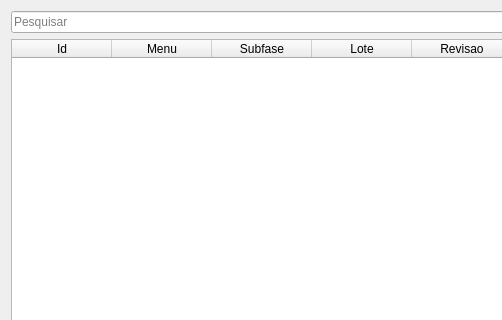
This is uis/mMenuProfiles.ui in dsgoficial/SAP_Gerente as Qt 5 draws it before an edit; both pictures show x 0 to 502 and y 0 to 320 of the 1107 by 462 pixel window. The edited form follows.
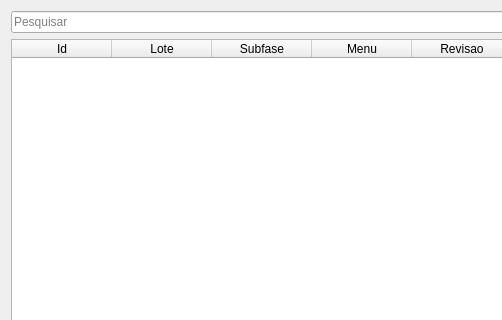
This is the edited form.

Patch:
```diff
--- a/uis/mMenuProfiles.ui
+++ b/uis/mMenuProfiles.ui
@@ -24,21 +24,21 @@
        <string>Id</string>
       </property>
      </column>
-     <column>
-      <property name="text">
-       <string>Menu</string>
-      </property>
-     </column>
-     <column>
-      <property name="text">
-       <string>Subfase</string>
-      </property>
-     </column>
      <column>
       <property name="text">
        <string>Lote</string>
       </property>
      </column>
+     <column>
+      <property name="text">
+       <string>Subfase</string>
+      </property>
+     </column>
+     <column>
+      <property name="text">
+       <string>Menu</string>
+      </property>
+     </column>
      <column>
       <property name="text">
        <string>Revisao</string>
```
